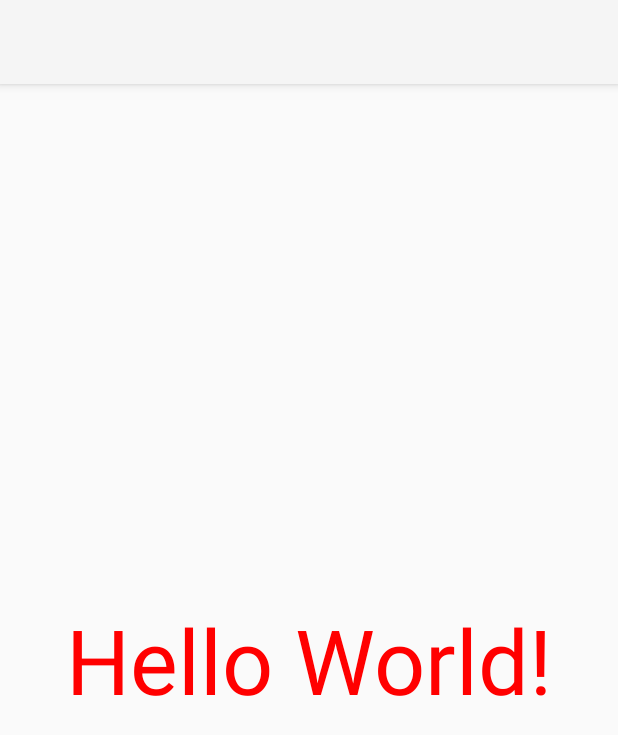
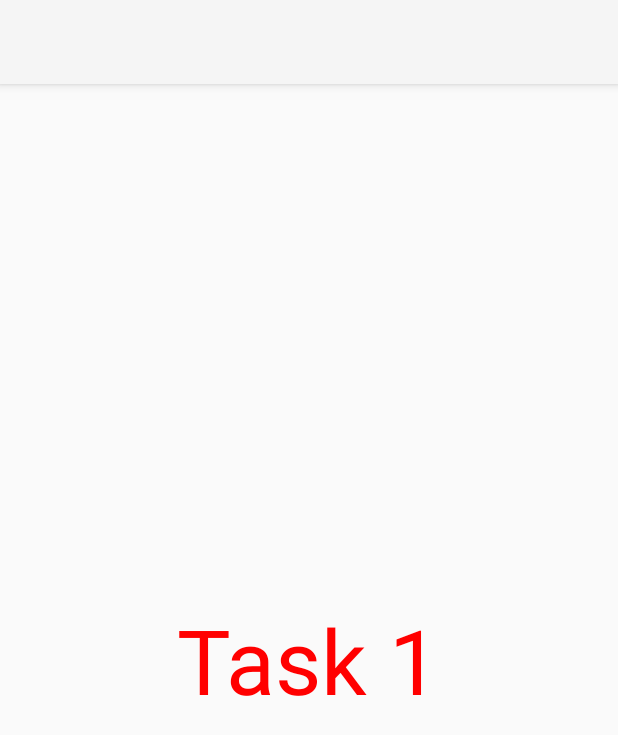
Before and after one commit to NureSemonovOleh/android-pzpi-23-2-semonov-oleh, an Android app: the screen it shows after launch (MainActivity), on a phone screen of 412 x 824 dp. Shown: the top 735 px of the screen. Run offline under Robolectric (Android 15) with nearby library versions, the light colour scheme and no system bars.

Commit message:
Changed text

```diff
--- a/LabTask1/android-pzpi-23-2-semonov-oleh-labtask1/app/src/main/res/layout/activity_main.xml
+++ b/LabTask1/android-pzpi-23-2-semonov-oleh-labtask1/app/src/main/res/layout/activity_main.xml
@@ -11,7 +11,7 @@
     <TextView
         android:layout_width="wrap_content"
         android:layout_height="wrap_content"
-        android:text="Hello World!"
+        android:text="Task 1"
         android:textColor="#FF0000"
         android:textSize="60sp"
         app:layout_constraintBottom_toBottomOf="parent"
```
Also changed, not shown: LabTask1/android-pzpi-23-2-semonov-oleh-labtask1/app/src/main/java/com/nuresemonovoleh/android_pzpi_23_2_semonov_oleh_task1/MainActivity.java (+7 -1 lines).
